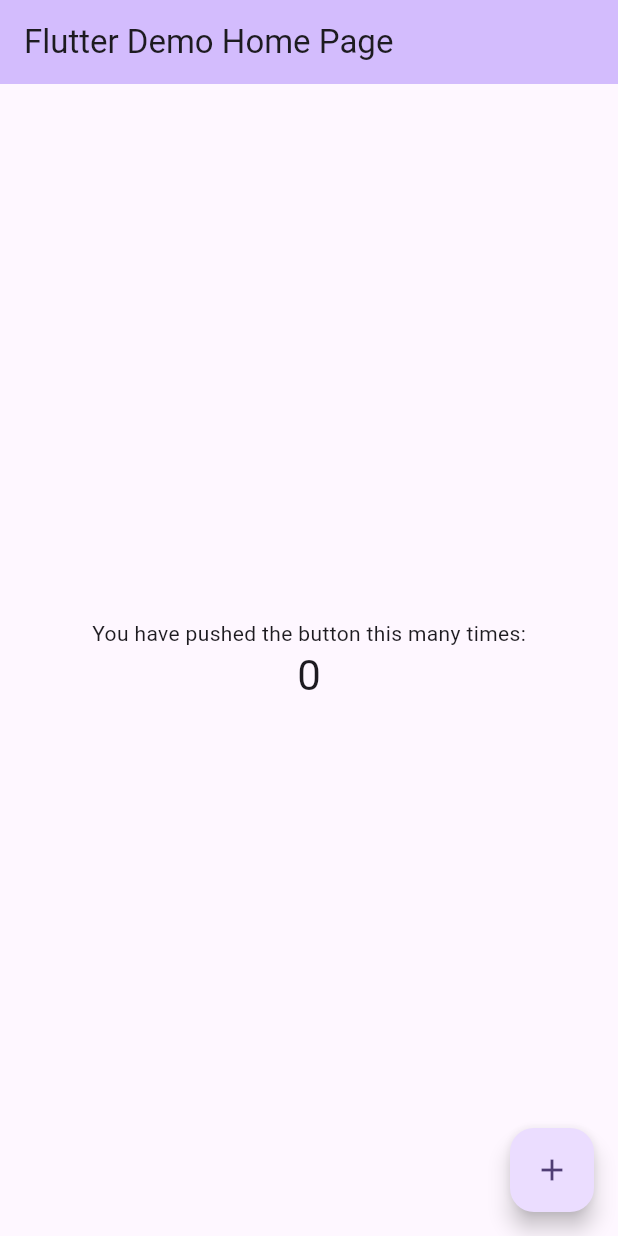
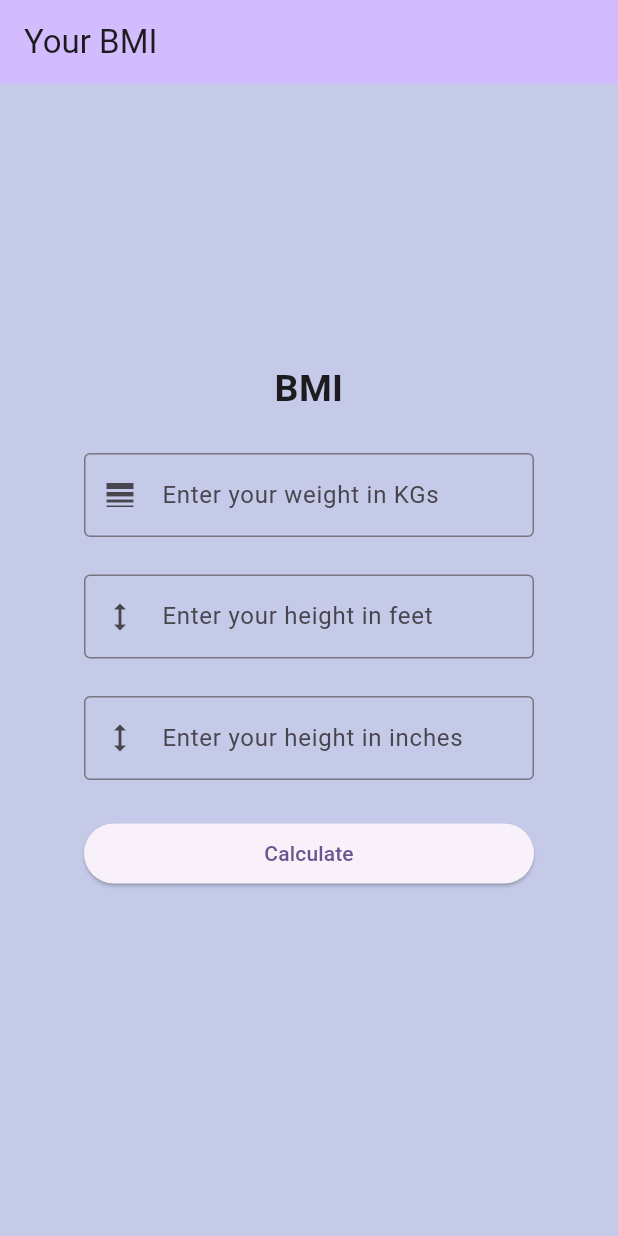
Before and after one commit to abdulmoizsiddiqui/bmi_calculator_mobile_app, a Flutter app: the screen it shows after launch, on a phone screen of 412 x 824 dp. Run offline on Flutter 3.47's test engine with Material 3 defaults, Android fonts, the light colour scheme and no system bars.

Commit message:
Final changes

```diff
--- a/lib/main.dart
+++ b/lib/main.dart
@@ -1,4 +1,5 @@
 import 'package:flutter/material.dart';
+import 'dart:math'; // Import the math library for the pow function
 
 void main() {
   runApp(const MyApp());
@@ -7,45 +8,22 @@
 class MyApp extends StatelessWidget {
   const MyApp({super.key});
 
-  // This widget is the root of your application.
   @override
   Widget build(BuildContext context) {
     return MaterialApp(
-      title: 'Flutter Demo',
+      title: 'BMI Calculator',
+      debugShowCheckedModeBanner: false,
       theme: ThemeData(
-        // This is the theme of your application.
-        //
-        // TRY THIS: Try running your application with "flutter run". You'll see
-        // the application has a purple toolbar. Then, without quitting the app,
-        // try changing the seedColor in the colorScheme below to Colors.green
-        // and then invoke "hot reload" (save your changes or press the "hot
-        // reload" button in a Flutter-supported IDE, or press "r" if you used
-        // the command line to start the app).
-        //
-        // Notice that the counter didn't reset back to zero; the application
-        // state is not lost during the reload. To reset the state, use hot
-        // restart instead.
-        //
-        // This works for code too, not just values: Most code changes can be
-        // tested with just a hot reload.
         colorScheme: ColorScheme.fromSeed(seedColor: Colors.deepPurple),
+        useMaterial3: true,
       ),
-      home: const MyHomePage(title: 'Flutter Demo Home Page'),
+      home: const MyHomePage(title: 'Welcome to the BMI Calculator 2025'),
     );
   }
 }
 
 class MyHomePage extends StatefulWidget {
   const MyHomePage({super.key, required this.title});
-
-  // This widget is the home page of your application. It is stateful, meaning
-  // that it has a State object (defined below) that contains fields that affect
-  // how it looks.
-
-  // This class is the configuration for the state. It holds the values (in this
-  // case the title) provided by the parent (in this case the App widget) and
-  // used by the build method of the State. Fields in a Widget subclass are
-  // always marked "final".
 
   final String title;
 
@@ -54,69 +32,134 @@
 }
 
 class _MyHomePageState extends State<MyHomePage> {
-  int _counter = 0;
+  final weightController = TextEditingController();
+  final feetController = TextEditingController();
+  final inchesController = TextEditingController();
 
-  void _incrementCounter() {
+  Color bgColor = Colors.indigo.shade100; // Default background color
+  String result = '';
+  double bmi = 0;
+
+  void calculateBMI() {
     setState(() {
-      // This call to setState tells the Flutter framework that something has
-      // changed in this State, which causes it to rerun the build method below
-      // so that the display can reflect the updated values. If we changed
-      // _counter without calling setState(), then the build method would not be
-      // called again, and so nothing would appear to happen.
-      _counter++;
+      if (weightController.text.isEmpty ||
+          feetController.text.isEmpty ||
+          inchesController.text.isEmpty) {
+        result = 'Please enter all values.';
+        bgColor = Colors.indigo.shade100; // set default color
+        return;
+      }
+
+      final weight = double.parse(weightController.text);
+      final feet = int.parse(feetController.text);
+      final inches = int.parse(inchesController.text);
+
+      final heightInInches = (feet * 12) + inches;
+      final heightInMeters =
+          heightInInches * 0.0254; // Corrected height conversion
+      if (heightInMeters == 0) {
+        result = "Height must be greater than 0";
+        bgColor = Colors.indigo.shade100; // set default color
+        return;
+      }
+
+      bmi = weight / (heightInMeters * heightInMeters);
+
+      if (bmi < 18.5) {
+        result = 'You are underweight. BMI: ${bmi.toStringAsFixed(2)}';
+        bgColor = Colors.red.shade200;
+      } else if (bmi >= 25) {
+        result = 'You are overweight. BMI: ${bmi.toStringAsFixed(2)}';
+        bgColor = Colors.orange;
+      } else {
+        result = 'Your BMI is healthy. BMI: ${bmi.toStringAsFixed(2)}';
+        bgColor = Colors.green.shade200;
+      }
     });
   }
 
   @override
+  void dispose() {
+    weightController.dispose();
+    feetController.dispose();
+    inchesController.dispose();
+    super.dispose();
+  }
+
+  @override
   Widget build(BuildContext context) {
-    // This method is rerun every time setState is called, for instance as done
-    // by the _incrementCounter method above.
-    //
-    // The Flutter framework has been optimized to make rerunning build methods
-    // fast, so that you can just rebuild anything that needs updating rather
-    // than having to individually change instances of widgets.
     return Scaffold(
       appBar: AppBar(
-        // TRY THIS: Try changing the color here to a specific color (to
-        // Colors.amber, perhaps?) and trigger a hot reload to see the AppBar
-        // change color while the other colors stay the same.
         backgroundColor: Theme.of(context).colorScheme.inversePrimary,
-        // Here we take the value from the MyHomePage object that was created by
-        // the App.build method, and use it to set our appbar title.
-        title: Text(widget.title),
+        title: const Text('Your BMI'),
       ),
-      body: Center(
-        // Center is a layout widget. It takes a single child and positions it
-        // in the middle of the parent.
-        child: Column(
-          // Column is also a layout widget. It takes a list of children and
-          // arranges them vertically. By default, it sizes itself to fit its
-          // children horizontally, and tries to be as tall as its parent.
-          //
-          // Column has various properties to control how it sizes itself and
-          // how it positions its children. Here we use mainAxisAlignment to
-          // center the children vertically; the main axis here is the vertical
-          // axis because Columns are vertical (the cross axis would be
-          // horizontal).
-          //
-          // TRY THIS: Invoke "debug painting" (choose the "Toggle Debug Paint"
-          // action in the IDE, or press "p" in the console), to see the
-          // wireframe for each widget.
-          mainAxisAlignment: MainAxisAlignment.center,
-          children: <Widget>[
-            const Text('You have pushed the button this many times:'),
-            Text(
-              '$_counter',
-              style: Theme.of(context).textTheme.headlineMedium,
+      body: Container(
+        color: bgColor, // Use the bgColor variable here
+        child: Center(
+          child: SingleChildScrollView(
+            // Added SingleChildScrollView
+            padding: const EdgeInsets.all(16.0),
+            child: SizedBox(
+              width: 300,
+              child: Column(
+                mainAxisAlignment: MainAxisAlignment.center,
+                crossAxisAlignment: CrossAxisAlignment.stretch,
+                children: <Widget>[
+                  const Text(
+                    'BMI',
+                    style: TextStyle(fontSize: 25, fontWeight: FontWeight.w700),
+                    textAlign: TextAlign.center,
+                  ),
+                  const SizedBox(height: 25),
+                  TextField(
+                    controller: weightController,
+                    decoration: const InputDecoration(
+                      label: Text('Enter your weight in KGs'),
+                      prefixIcon: Icon(Icons.line_weight),
+                      border: OutlineInputBorder(),
+                    ),
+                    keyboardType: TextInputType.number,
+                  ),
+                  const SizedBox(height: 25),
+                  TextField(
+                    controller: feetController,
+                    decoration: const InputDecoration(
+                      label: Text('Enter your height in feet'),
+                      prefixIcon: Icon(Icons.height),
+                      border: OutlineInputBorder(),
+                    ),
+                    keyboardType: TextInputType.number,
+                  ),
+                  const SizedBox(height: 25),
+                  TextField(
+                    controller: inchesController,
+                    decoration: const InputDecoration(
+                      label: Text('Enter your height in inches'),
+                      prefixIcon: Icon(Icons.height_outlined),
+                      border: OutlineInputBorder(),
+                    ),
+                    keyboardType: TextInputType.number,
+                  ),
+                  const SizedBox(height: 25),
+                  ElevatedButton(
+                    onPressed: calculateBMI,
+                    child: const Text('Calculate'),
+                  ),
+                  const SizedBox(height: 20),
+                  Text(
+                    result,
+                    style: const TextStyle(
+                      fontSize: 18,
+                      fontWeight: FontWeight.w500,
+                    ),
+                    textAlign: TextAlign.center,
+                  ),
+                ],
+              ),
             ),
-          ],
+          ),
         ),
       ),
-      floatingActionButton: FloatingActionButton(
-        onPressed: _incrementCounter,
-        tooltip: 'Increment',
-        child: const Icon(Icons.add),
-      ), // This trailing comma makes auto-formatting nicer for build methods.
     );
   }
 }
```
